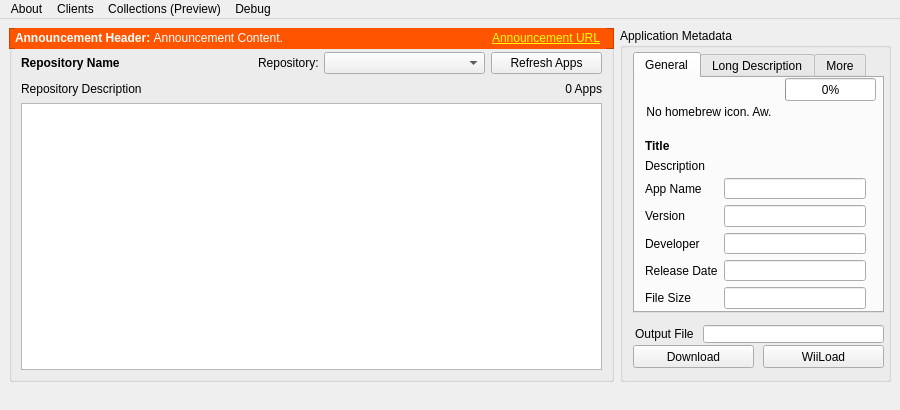
Old version of the form gui/united.ui in the repository dhtdht020/osc-dl.
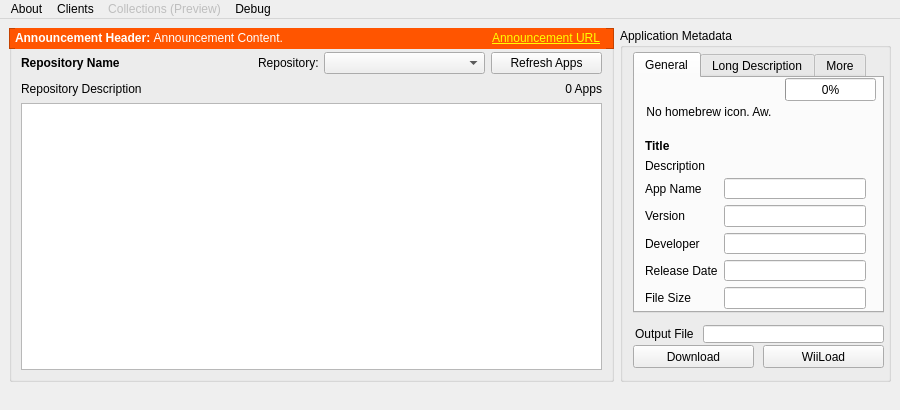
New version of the form.

Commit message: GUI list now uses API

What changed in the file:
```diff
--- a/gui/united.ui
+++ b/gui/united.ui
@@ -866,6 +866,9 @@
     <addaction name="menuOpen_Shop_Channel_DL"/>
    </widget>
    <widget class="QMenu" name="menuCollections">
+    <property name="enabled">
+     <bool>false</bool>
+    </property>
     <property name="title">
      <string>Collections (Preview)</string>
     </property>
```
Left out of the diff: 3 changed lines with no effect on the pictures. The commit also changes 2 other files.
